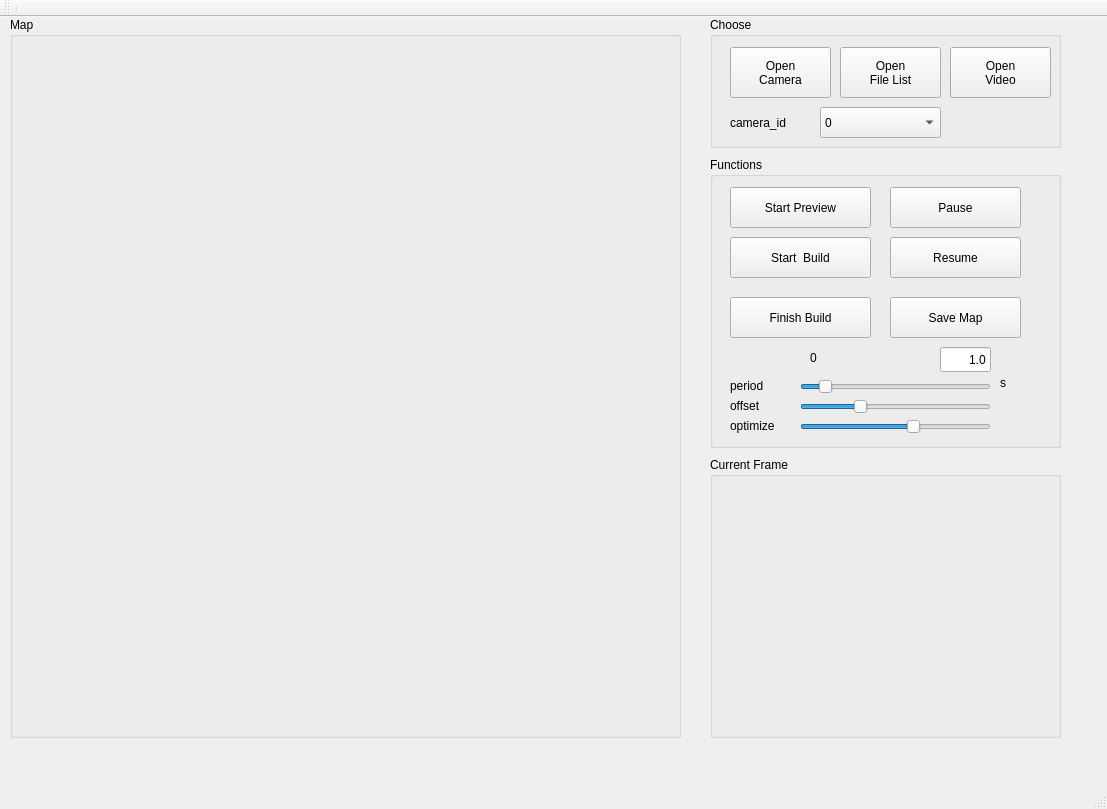
Old version of the form Map2d/mainwindow.ui in the repository yfji/RealtimeMap2d.
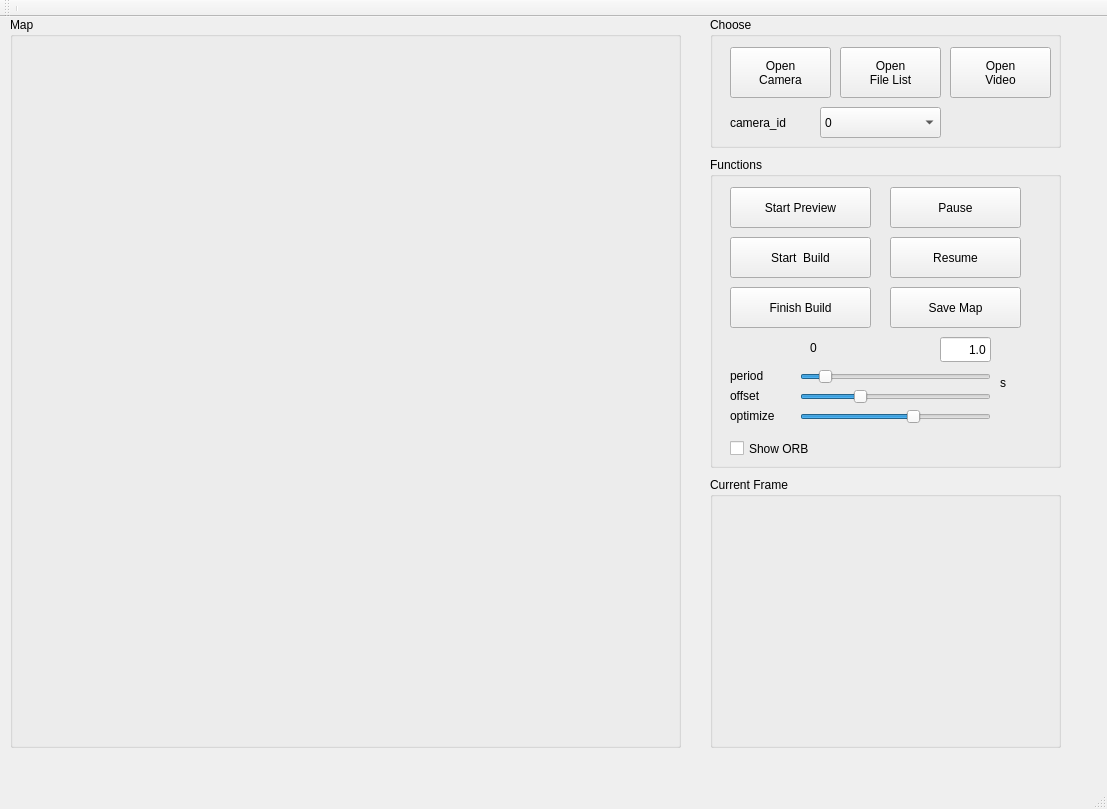
New version of the form.

```diff
--- a/Map2d/mainwindow.ui
+++ b/Map2d/mainwindow.ui
@@ -20,7 +20,7 @@
       <x>10</x>
       <y>0</y>
       <width>671</width>
-      <height>721</height>
+      <height>731</height>
      </rect>
     </property>
     <property name="title">
@@ -139,7 +139,7 @@
       <x>710</x>
       <y>140</y>
       <width>351</width>
-      <height>291</height>
+      <height>311</height>
      </rect>
     </property>
     <property name="inputMethodHints">
@@ -191,7 +191,7 @@
      <property name="geometry">
       <rect>
        <x>20</x>
-       <y>140</y>
+       <y>130</y>
        <width>141</width>
        <height>41</height>
       </rect>
@@ -204,7 +204,7 @@
      <property name="geometry">
       <rect>
        <x>180</x>
-       <y>140</y>
+       <y>130</y>
        <width>131</width>
        <height>41</height>
       </rect>
@@ -230,7 +230,7 @@
      <property name="geometry">
       <rect>
        <x>90</x>
-       <y>220</y>
+       <y>210</y>
        <width>191</width>
        <height>20</height>
       </rect>
@@ -249,7 +249,7 @@
      <property name="geometry">
       <rect>
        <x>100</x>
-       <y>190</y>
+       <y>180</y>
        <width>16</width>
        <height>21</height>
       </rect>
@@ -262,7 +262,7 @@
      <property name="geometry">
       <rect>
        <x>230</x>
-       <y>190</y>
+       <y>180</y>
        <width>51</width>
        <height>25</height>
       </rect>
@@ -291,7 +291,7 @@
      <property name="geometry">
       <rect>
        <x>90</x>
-       <y>240</y>
+       <y>230</y>
        <width>191</width>
        <height>20</height>
       </rect>
@@ -310,7 +310,7 @@
      <property name="geometry">
       <rect>
        <x>90</x>
-       <y>260</y>
+       <y>250</y>
        <width>191</width>
        <height>20</height>
       </rect>
@@ -329,7 +329,7 @@
      <property name="geometry">
       <rect>
        <x>290</x>
-       <y>240</y>
+       <y>230</y>
        <width>51</width>
        <height>17</height>
       </rect>
@@ -342,7 +342,7 @@
      <property name="geometry">
       <rect>
        <x>290</x>
-       <y>260</y>
+       <y>250</y>
        <width>51</width>
        <height>17</height>
       </rect>
@@ -355,7 +355,7 @@
      <property name="geometry">
       <rect>
        <x>20</x>
-       <y>220</y>
+       <y>210</y>
        <width>67</width>
        <height>17</height>
       </rect>
@@ -368,7 +368,7 @@
      <property name="geometry">
       <rect>
        <x>20</x>
-       <y>240</y>
+       <y>230</y>
        <width>67</width>
        <height>17</height>
       </rect>
@@ -381,7 +381,7 @@
      <property name="geometry">
       <rect>
        <x>20</x>
-       <y>260</y>
+       <y>250</y>
        <width>67</width>
        <height>17</height>
       </rect>
@@ -403,14 +403,27 @@
       <string>Start Preview</string>
      </property>
     </widget>
+    <widget class="QCheckBox" name="check_orb">
+     <property name="geometry">
+      <rect>
+       <x>20</x>
+       <y>280</y>
+       <width>92</width>
+       <height>23</height>
+      </rect>
+     </property>
+     <property name="text">
+      <string>Show ORB</string>
+     </property>
+    </widget>
    </widget>
    <widget class="QGroupBox" name="groupBox_4">
     <property name="geometry">
      <rect>
       <x>710</x>
-      <y>440</y>
+      <y>460</y>
       <width>351</width>
-      <height>281</height>
+      <height>271</height>
      </rect>
     </property>
     <property name="title">
@@ -420,7 +433,7 @@
      <property name="geometry">
       <rect>
        <x>20</x>
-       <y>30</y>
+       <y>40</y>
        <width>311</width>
        <height>231</height>
       </rect>
```
